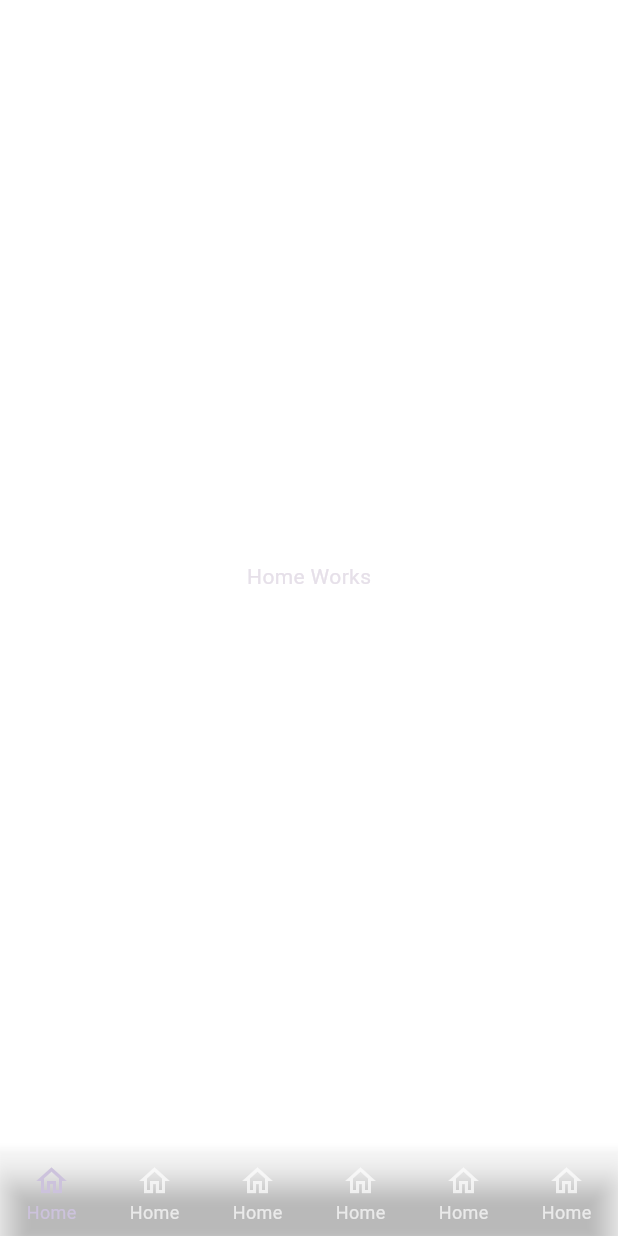
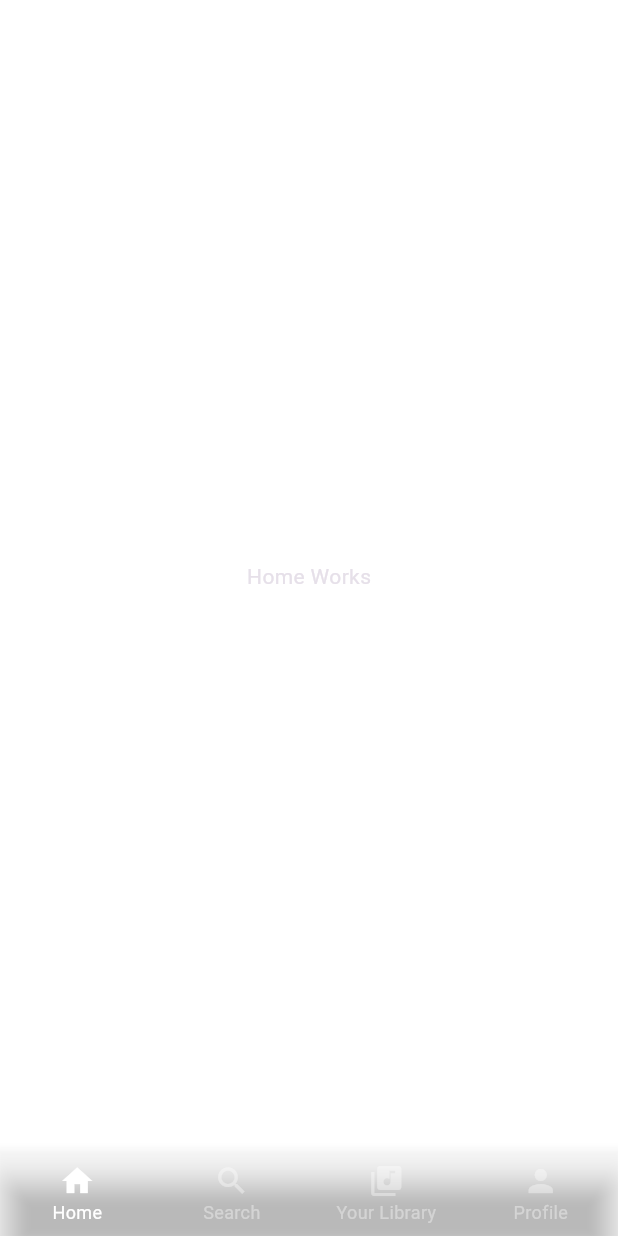
Before and after one commit to lam4est/Music-App-Flutter, a Flutter app: the screen it shows after launch, on a phone screen of 412 x 824 dp. Run offline on Flutter 3.47's test engine with Material 3 defaults, Android fonts, the phone set to English and light mode, and no system bars.

Commit message:
fix tabbar and tab switching

```diff
--- a/music_app_flutter/analysis_options.yaml
+++ b/music_app_flutter/analysis_options.yaml
@@ -7,7 +7,7 @@
 
 # The following line activates a set of recommended lints for Flutter apps,
 # packages, and plugins designed to encourage good coding practices.
-include: package:flutter_lints/flutter.yaml
+#include: package:flutter_lints/flutter.yaml
 
 linter:
   # The lint rules applied to this project can be customized in the
--- a/music_app_flutter/lib/main.dart
+++ b/music_app_flutter/lib/main.dart
@@ -12,26 +12,25 @@
 
 class _MyAppState extends State<MyApp> {
   @override
-  Widget build(BuildContext context){
+  Widget build(BuildContext context) {
     return MaterialApp(
-
-      themeMode: ThemeMode.dark ,
+      debugShowCheckedModeBanner: false,
+      themeMode: ThemeMode.dark,
       darkTheme: ThemeData(
         scaffoldBackgroundColor: Color.fromRGBO(35, 35, 35, 0),
         brightness: Brightness.dark,
         bottomNavigationBarTheme: BottomNavigationBarThemeData(
-          backgroundColor: Color.fromRGBO(211, 203, 203, 0),
-          type: BottomNavigationBarType.fixed,
-          selectedLabelStyle: TextStyle(
-            fontSize: 12,
+            backgroundColor: Color.fromRGBO(211, 203, 203, 0),
+            type: BottomNavigationBarType.fixed,
+            selectedLabelStyle: TextStyle(
+              fontSize: 12,
             ),
-
             unselectedLabelStyle: TextStyle(
               fontSize: 12,
             ),
-        ),
+            selectedItemColor: Colors.white,
+            unselectedItemColor: Colors.white38),
       ),
-
       home: Tabbar(),
     );
   }
--- a/music_app_flutter/lib/navigations/tabbar.dart
+++ b/music_app_flutter/lib/navigations/tabbar.dart
@@ -1,5 +1,8 @@
 import 'package:flutter/material.dart';
 import 'package:music_app_flutter/views/home.dart';
+import 'package:music_app_flutter/views/library.dart';
+import 'package:music_app_flutter/views/profile.dart';
+import 'package:music_app_flutter/views/search.dart';
 
 class Tabbar extends StatefulWidget {
   const Tabbar({super.key});
@@ -9,44 +12,67 @@
 }
 
 class _TabbarState extends State<Tabbar> {
+  int _selectedTab = 0;
+
   @override
   Widget build(BuildContext context) {
     return Scaffold(
+      bottomNavigationBar: BottomNavigationBar(
+        currentIndex: _selectedTab,
+        onTap: (index) {
+          setState(() {
+            this._selectedTab = index;
+          });
+        },
+        items: [
+          BottomNavigationBarItem(
+            icon: Icon(Icons.home),
+            label: "Home",
+          ),
+          BottomNavigationBarItem(
+            icon: Icon(Icons.search_outlined),
+            label: "Search",
+          ),
+          BottomNavigationBarItem(
+            icon: Icon(Icons.library_music),
+            label: "Your Library",
+          ),
+          BottomNavigationBarItem(
+            icon: Icon(Icons.person),
+            label: "Profile",
+          ),
+        ],
+      ),
+      body: Stack(
+        children: [
+          renderView(
+            0,
+            HomeView(),
+          ),
+          renderView(
+            1,
+            SearchView(),
+          ),
+          renderView(
+            2,
+            LibraryView(),
+          ),
+          renderView(
+            3,
+            ProfileView(),
+          ),
+        ],
+      ),
+    );
+  }
 
-      bottomNavigationBar: BottomNavigationBar(items: [
-        BottomNavigationBarItem(
-          icon: Icon(Icons.home_outlined),
-          label: "Home",
-          ),
-
-          BottomNavigationBarItem(
-          icon: Icon(Icons.home_outlined),
-          label: "Home",
-          ),
-
-          BottomNavigationBarItem(
-          icon: Icon(Icons.home_outlined),
-          label: "Home",
-          ),
-
-          BottomNavigationBarItem(
-          icon: Icon(Icons.home_outlined),
-          label: "Home",
-          ),
-
-          BottomNavigationBarItem(
-          icon: Icon(Icons.home_outlined),
-          label: "Home",
-          ),
-
-          BottomNavigationBarItem(
-          icon: Icon(Icons.home_outlined),
-          label: "Home",
-          ),
-
-
-      ],),
-      body: HomeView(),
+  Widget renderView(int tabIndex, Widget view) {
+    return IgnorePointer(
+      ignoring: _selectedTab != tabIndex,
+      child: Opacity(
+        opacity: _selectedTab == tabIndex ? 1 : 0,
+        child: view,
+      ),
     );
   }
 }
--- a/music_app_flutter/lib/views/home.dart
+++ b/music_app_flutter/lib/views/home.dart
@@ -11,7 +11,9 @@
   @override
   Widget build(BuildContext context) {
     return Scaffold(
-      body: Center(child: Text("Home Works"),),
+      body: Center(
+        child: Text("Home Works"),
+      ),
     );
   }
 }
```
Also changed, not shown: music_app_flutter/lib/views/library.dart (+19 -0 lines), music_app_flutter/lib/views/profile.dart (added, +19 -0 lines), music_app_flutter/lib/views/search.dart (+19 -0 lines).
